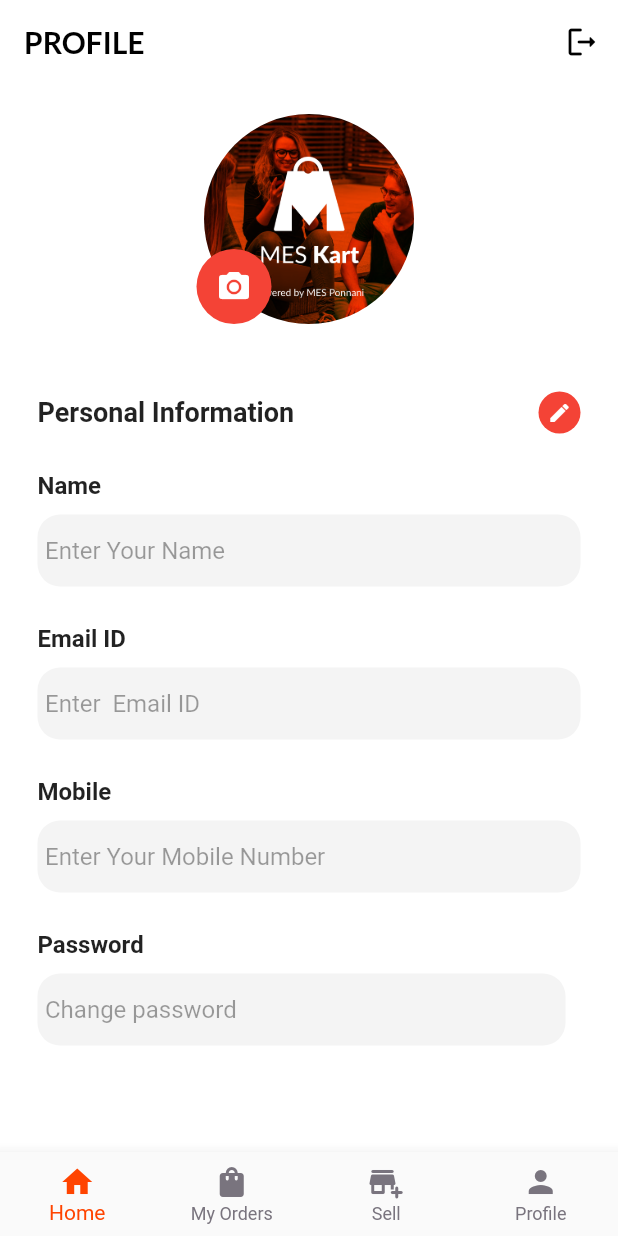
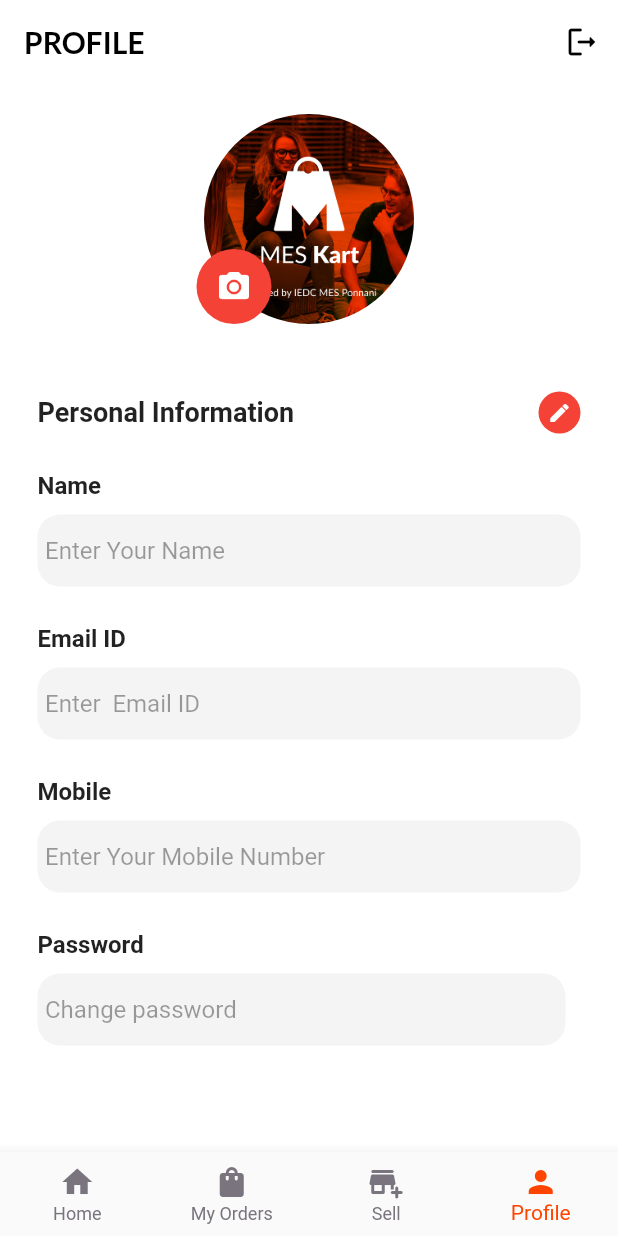
Before and after one commit to angathjr/MES-_kart, a Flutter app: the screen it shows once a user with an empty profile is signed in, item 4 of the bottom bar chosen, on a phone screen of 412 x 824 dp. Run offline on Flutter 3.47's test engine with Material 2 defaults, Android fonts, the phone set to English and light mode, and no system bars; our stand-ins replace carousel_slider, firebase_auth, firebase_core, google_fonts, smooth_page_indicator; accounts and stored records are empty; network calls fail.

Commit message:
corrected some errors

```diff
--- a/lib/screens/BottomNavigation.dart
+++ b/lib/screens/BottomNavigation.dart
@@ -3,8 +3,7 @@ import 'package:flutter/material.dart';
 import 'package:sample/screens/MainScreen.dart';
 
 class BottomNavigation extends StatelessWidget {
-  const BottomNavigation({Key? key, required this.index}) : super(key: key);
-  final int index;
+  const BottomNavigation({Key? key}) : super(key: key);
 
   @override
   Widget build(BuildContext context) {
@@ -17,7 +16,7 @@ class BottomNavigation extends StatelessWidget {
           showUnselectedLabels: true,
           selectedItemColor: const Color(0xffFF4400),
           unselectedItemColor: const Color(0xff79747E),
-          currentIndex: index,
+          currentIndex: MainScreen.indexnotify.value,
           onTap: (newindex) {
             MainScreen.indexnotify.value = newindex;
           },
--- a/lib/screens/Homescreen.dart
+++ b/lib/screens/Homescreen.dart
@@ -28,6 +28,7 @@ class _HomeScreenState extends State<HomeScreen>
     double hght = MediaQuery.of(context).size.height;
     double wdth = MediaQuery.of(context).size.width;
     return Scaffold(
+      resizeToAvoidBottomInset: false,
       backgroundColor: Colors.white,
       body: Padding(
         padding: const EdgeInsets.symmetric(horizontal: 20),
--- a/lib/screens/MainScreen.dart
+++ b/lib/screens/MainScreen.dart
@@ -9,25 +9,28 @@ import 'package:sample/screens/SellScreen.dart';
 var user;
 
 class MainScreen extends StatelessWidget {
-  MainScreen({Key? key, required this.index}) : super(key: key);
-  int index;
+  MainScreen({Key? key}) : super(key: key);
 
   static ValueNotifier<int> indexnotify = ValueNotifier(0);
 
-  final pages = [HomeScreen(), MyOrderScreen(), SellScreen(), ProfileScreen()];
+  final pages = [
+    const HomeScreen(),
+    const MyOrderScreen(),
+    const SellScreen(),
+    ProfileScreen()
+  ];
 
   @override
   Widget build(BuildContext context) {
     user = FirebaseAuth.instance.currentUser;
     return Scaffold(
-      bottomNavigationBar: BottomNavigation(
-        index: indexnotify.value,
-      ),
+
+      resizeToAvoidBottomInset: false,
+      bottomNavigationBar: BottomNavigation(),
       body: SafeArea(
           child: ValueListenableBuilder(
         valueListenable: indexnotify,
         builder: (BuildContext context, int updatedindex, _) {
-          index = updatedindex;
           print(indexnotify.value);
           return pages[updatedindex];
         },
--- a/lib/screens/OrderSCreen.dart
+++ b/lib/screens/OrderSCreen.dart
@@ -16,6 +16,7 @@ class _MyOrderScreenState extends State<MyOrderScreen> {
     double wdth = MediaQuery.of(context).size.width;
     return SafeArea(
         child: Scaffold(
+          resizeToAvoidBottomInset: false,
       body: SingleChildScrollView(
           scrollDirection: Axis.vertical,
           child: Padding(
--- a/lib/screens/ProductInfo.dart
+++ b/lib/screens/ProductInfo.dart
@@ -29,6 +29,7 @@ class _ProductInfoState extends State<ProductInfo>
     return SafeArea(
       child: Scaffold(
         appBar: AppBar(
+          titleSpacing: .5,
           title: Text(
             ' Products',
             style: GoogleFonts.lato(
--- a/lib/screens/ProfileScreen.dart
+++ b/lib/screens/ProfileScreen.dart
@@ -2,24 +2,29 @@ import 'package:firebase_auth/firebase_auth.dart';
 import 'package:flutter/material.dart';
 import 'package:flutter/cupertino.dart';
 
+import 'MainScreen.dart';
 import 'loginscreen.dart';
 
 class ProfileScreen extends StatefulWidget {
   @override
   MapScreenState createState() => MapScreenState();
 }
-
 class MapScreenState extends State<ProfileScreen>
     with SingleTickerProviderStateMixin {
   bool _status = true;
+  bool start = false;
   final FocusNode myFocusNode = FocusNode();
 
   @override
   void initState() {
     super.initState();
+    Future.delayed(const Duration(microseconds:500, ),(){
+      start = true;
+    });
   }
 
   @override
+
   Widget build(BuildContext context) {
     return Scaffold(
         appBar: AppBar(
@@ -28,6 +33,7 @@ class MapScreenState extends State<ProfileScreen>
           actions: [
             IconButton(
               onPressed: () => {
+                MainScreen.indexnotify.value = 0,
                 FirebaseAuth.instance.signOut(),
                 Navigator.push(
                   context,
@@ -46,8 +52,11 @@ class MapScreenState extends State<ProfileScreen>
                   color: Colors.black)),
         ),
         body: Container(
+
+          child: Container(
             color: Colors.white,
             child: ListView(
+              physics: const BouncingScrollPhysics(),
               children: [
                 Column(
                   children: [
@@ -334,6 +343,7 @@ class MapScreenState extends State<ProfileScreen>
                 ),
               ],
             ),
+          ),
         ));
   }
 
@@ -379,18 +389,22 @@ class MapScreenState extends State<ProfileScreen>
             child: Padding(
               padding: EdgeInsets.only(left: 10.0),
               child: Container(
-                  child: RaisedButton(
+                  child: ElevatedButton(
+                style: ButtonStyle(
+                    shape: MaterialStateProperty.all(
+                      RoundedRectangleBorder(
+                          borderRadius: BorderRadius.circular(20.0)),
+                    ),
+                    backgroundColor: MaterialStateProperty.all(Colors.red),
+                    textStyle: MaterialStateProperty.all(
+                        TextStyle(color: Colors.white))),
                 child: Text("Cancel"),
-                textColor: Colors.white,
-                color: Colors.red,
                 onPressed: () {
                   setState(() {
                     _status = true;
                     FocusScope.of(context).requestFocus(FocusNode());
                   });
                 },
-                shape: RoundedRectangleBorder(
-                    borderRadius: BorderRadius.circular(20.0)),
               )),
             ),
             flex: 2,
--- a/lib/screens/home.dart
+++ b/lib/screens/home.dart
@@ -17,15 +17,14 @@ class _HomeState extends State<Home> {
   @override
   Widget build(BuildContext context) {
     return Scaffold(
+      resizeToAvoidBottomInset: false,
       body: StreamBuilder<User?>(
         stream: FirebaseAuth.instance.authStateChanges(),
         builder: (context, snapshot) {
           if (snapshot.hasData) {
-            return MainScreen(
-              index: 0,
-            );
+            return MainScreen();
           } else {
-            return LoginScreen();
+            return const LoginScreen();
           }
         },
       ),
```
Also changed, not shown: lib/screens/Registration.dart (+8 -3 lines), lib/screens/forgot_pass.dart (added, +57 -0 lines), lib/screens/loadingAndPurchase.dart (+17 -7 lines), lib/screens/loginscreen.dart (+13 -10 lines), pubspec.yaml (+1 -8 lines), lib/images/Logo1.png (added), lib/images/color.png (added), lib/images/ppl.png (added), lib/images/title.png. Lines whose indentation alone changed are shown as unchanged.
